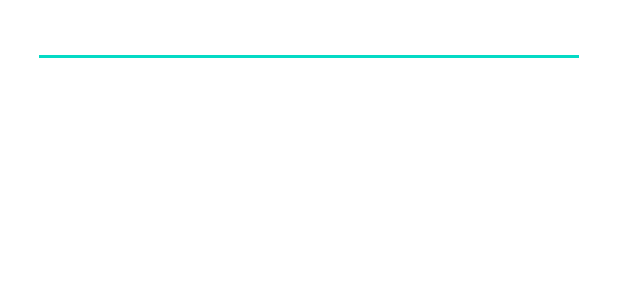
After one commit to kpuce2022CD/Zinzara, an Android app: the layout activity_user_delete.xml on its own in the app's theme, with its tools: preview values and no code run, on a phone screen of 412 x 824 dp. The commit adds this screen. Shown: the top 300 px of the screen. Run offline under Robolectric (Android 15) with nearby library versions, the phone set to English and light mode, and no system bars.

Commit message:
어플 수정 및 동영상 링크

```diff
--- a/app/app/build.gradle
+++ b/app/app/build.gradle
@@ -37,9 +37,6 @@ android {
 
 dependencies {
 
-    //implementation group: 'com.kakao.sdk', name: 'usermgmt', version: '1.30.0'
-    //implementation "com.kakao.sdk:v2-user:2.5.0" // 카카오 로그인
-
     def camerax_version = "1.0.0-rc03"
     implementation "androidx.camera:camera-core:${camerax_version}"
     implementation "androidx.camera:camera-camera2:${camerax_version}"
@@ -68,5 +65,4 @@ dependencies {
 
     // graph
     implementation 'im.dacer:AndroidCharts:1.0.4'
-
 }
--- a/app/app/src/main/AndroidManifest.xml
+++ b/app/app/src/main/AndroidManifest.xml
@@ -38,7 +38,7 @@
             android:name=".ScoreManageActivity"
             android:exported="true" />
         <activity
-            android:name=".UserProfileActivity"
+            android:name=".sign.UserProfileActivity"
             android:exported="true" />
         <activity
             android:name=".sign.SignInActivity"
--- a/app/app/src/main/java/com/example/smarthomeforstroke/MainActivity.kt
+++ b/app/app/src/main/java/com/example/smarthomeforstroke/MainActivity.kt
@@ -1,22 +1,18 @@
 package com.example.smarthomeforstroke
 
-import android.Manifest
 import android.content.Intent
-import android.content.pm.PackageManager
 import androidx.appcompat.app.AppCompatActivity
 import android.os.Bundle
 import android.view.MenuItem
 import android.view.View
 import android.widget.ImageView
 import android.widget.TextView
-import android.widget.Toast
 import androidx.appcompat.widget.Toolbar
-import androidx.core.app.ActivityCompat
-import androidx.core.content.ContextCompat
 import androidx.core.view.GravityCompat
 import androidx.drawerlayout.widget.DrawerLayout
 import com.example.smarthomeforstroke.databinding.ActivityMainBinding
 import com.example.smarthomeforstroke.sign.SignInActivity
+import com.example.smarthomeforstroke.sign.UserProfileActivity
 import com.google.android.material.navigation.NavigationView
 
 
--- a/app/app/src/main/java/com/example/smarthomeforstroke/ScoreManageActivity.kt
+++ b/app/app/src/main/java/com/example/smarthomeforstroke/ScoreManageActivity.kt
@@ -49,6 +49,7 @@ class ScoreManageActivity : AppCompatActivity() {
                 graphSet(lineViewEx, lineViewLa)
             }, 500
         )
+
         val userInfo = UserInfo(id.toString(), pw.toString())
         userAPIS.getReExercise(userInfo).enqueue(object : Callback<List<ReExerciseInfo>> {
             override fun onResponse(call: Call<List<ReExerciseInfo>>, response: Response<List<ReExerciseInfo>>
--- a/app/app/src/main/java/com/example/smarthomeforstroke/SmartHome.kt
+++ b/app/app/src/main/java/com/example/smarthomeforstroke/SmartHome.kt
@@ -674,6 +674,4 @@ class SmartHome : AppCompatActivity() {
     fun toast(message: String){
         Toast.makeText(this, message, Toast.LENGTH_SHORT).show()
     }
-
-
 }
--- a/app/app/src/main/java/com/example/smarthomeforstroke/philipshue/GroupAPIS.kt
+++ b/app/app/src/main/java/com/example/smarthomeforstroke/philipshue/GroupAPIS.kt
@@ -17,7 +17,7 @@ interface GroupAPIS {
     companion object {
         fun create(url:String): GroupAPIS {
             val gson: Gson = GsonBuilder().setLenient().create()
-            val BASE_URL = "http://$url/api/npdHhwWW9zTQdOl1Vvd49xNWcGsKxmDM224akjbE/"
+            val BASE_URL = "http://$url/api/mdUrA3XCCPKcJWBshLoRCvbH6xvbgcGecuEensVj/"
             return Retrofit.Builder()
                 .baseUrl(BASE_URL)
                 .addConverterFactory(GsonConverterFactory.create(gson))
--- a/app/app/src/main/java/com/example/smarthomeforstroke/philipshue/LightAPIS.kt
+++ b/app/app/src/main/java/com/example/smarthomeforstroke/philipshue/LightAPIS.kt
@@ -45,7 +45,7 @@ interface LightAPIS {
     companion object {
         fun create(url:String): LightAPIS {
             val gson: Gson = GsonBuilder().setLenient().create()
-            val BASE_URL = "http://$url/api/npdHhwWW9zTQdOl1Vvd49xNWcGsKxmDM224akjbE/"
+            val BASE_URL = "http://$url/api/mdUrA3XCCPKcJWBshLoRCvbH6xvbgcGecuEensVj/"
             return Retrofit.Builder()
                 .baseUrl(BASE_URL)
                 .addConverterFactory(ScalarsConverterFactory.create())
--- a/app/app/src/main/java/com/example/smarthomeforstroke/sign/UserAPIS.kt
+++ b/app/app/src/main/java/com/example/smarthomeforstroke/sign/UserAPIS.kt
@@ -14,6 +14,12 @@ interface UserAPIS {
     @POST("/login/")
     @Headers("accept: application/json", "content-type: application/json")
     fun requestSignIn(
+        @Body jsonparams: SignInInfo
+    ):Call<String>
+
+    @DELETE("members-info")
+    @Headers("accept: application/json", "content-type: application/json")
+    fun deleteUser(
         @Body jsonparams: SignInInfo
     ):Call<String>
 
--- /dev/null
+++ b/app/app/src/main/res/layout/activity_user_delete.xml
@@ -0,0 +1,17 @@
+<?xml version="1.0" encoding="utf-8"?>
+<androidx.constraintlayout.widget.ConstraintLayout
+    xmlns:android="http://schemas.android.com/apk/res/android"
+    xmlns:app="http://schemas.android.com/apk/res-auto"
+    xmlns:tools="http://schemas.android.com/tools"
+    android:layout_width="match_parent"
+    android:layout_height="match_parent">
+    <EditText
+        android:id="@+id/editText"
+        android:layout_width="match_parent"
+        android:layout_height="wrap_content"
+        android:layout_marginStart="22dp"
+        android:layout_marginEnd="22dp"
+        app:layout_constraintEnd_toEndOf="parent"
+        app:layout_constraintStart_toStartOf="parent"
+        app:layout_constraintTop_toTopOf="parent" />
+</androidx.constraintlayout.widget.ConstraintLayout>
```
Also changed, not shown: app/app/src/main/java/com/example/smarthomeforstroke/sign/UserProfileActivity.kt (added, +100 -0 lines), app/app/src/main/res/layout/activity_user_profile.xml (+14 -16 lines), 2 other files. Lines whose indentation alone changed are shown as unchanged.
